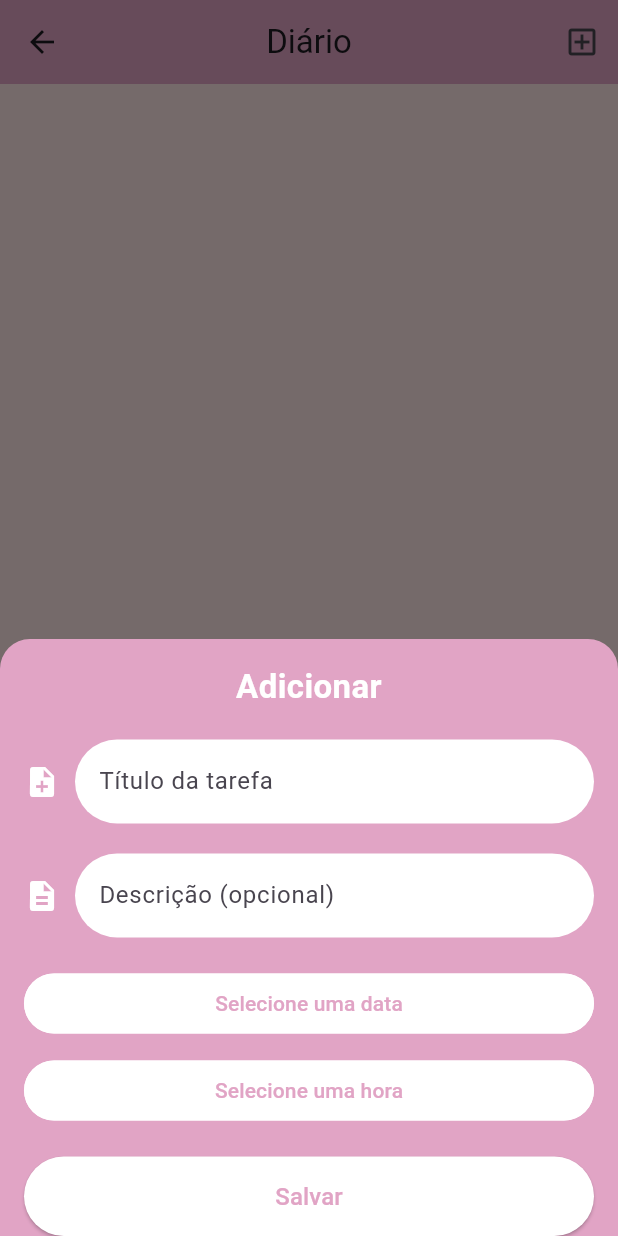
After one commit to victor-henrique-cardoso/aplicativo-agenda, a Flutter app: the Diario screen opened directly, after a tap on the "add box" icon, on a phone screen of 412 x 824 dp. The commit adds this screen. Run offline on Flutter 3.47's test engine with Material 3 defaults, Android fonts, the phone set to English and light mode, and no system bars; our stand-ins replace cloud_firestore, firebase_auth, firebase_core, flutter_local_notifications, permission_handler, timezone; accounts and stored records are empty; generated files the repository leaves out were written again.

Commit message:
consertei a tela diario, e fiz umas melhoria nas outras tela

```diff
--- /dev/null
+++ b/lib/Telas/Diario.dart
@@ -0,0 +1,339 @@
+import 'package:cloud_firestore/cloud_firestore.dart';
+import 'package:firebase_auth/firebase_auth.dart';
+import 'package:intl/intl.dart';
+import 'package:flutter/material.dart';
+import 'package:agendaapp/_comum/minhascores.dart';
+
+class Diario extends StatefulWidget {
+  const Diario({super.key});
+
+  @override
+  State<Diario> createState() => _DiarioState();
+}
+
+class _DiarioState extends State<Diario> {
+  final FirebaseFirestore _firestore = FirebaseFirestore.instance;
+
+  void _abrirModal(BuildContext context) {
+    final TextEditingController tituloController = TextEditingController();
+    final TextEditingController descricaoController = TextEditingController();
+    DateTime? dataSelecionada;
+    TimeOfDay? horaSelecionada;
+
+    showModalBottomSheet(
+      context: context,
+      isScrollControlled: true, // Permite que o modal tenha um tamanho personalizado
+      backgroundColor: Colors.transparent, // Fundo transparente
+      isDismissible: true, // Pode ser fechado tocando fora
+      shape: const RoundedRectangleBorder(
+        borderRadius: BorderRadius.vertical(
+          top: Radius.circular(34),
+        ),
+      ),
+
+      builder: (BuildContext context) {
+        return SingleChildScrollView(
+          child: Container(
+              padding: EdgeInsets.only(
+            bottom: MediaQuery.of(context).viewInsets.bottom,
+            left: 16,
+            right: 16,
+            top: 16,
+          ),
+            decoration: const BoxDecoration(
+              color: Minhascores.Rosapastel,
+              borderRadius: BorderRadius.only(
+                topLeft: Radius.circular(20.0),
+                topRight: Radius.circular(20.0),
+              ),
+            ),
+            child: Column(
+              mainAxisSize: MainAxisSize.min,
+              crossAxisAlignment: CrossAxisAlignment.stretch,
+              children: [
+                const Text(
+                  "Adicionar",
+                  style: TextStyle(
+                    fontSize: 22.0,
+                    fontWeight: FontWeight.bold,
+                    color: Colors.white,
+                  ),
+                  textAlign: TextAlign.center,
+                ),
+                const SizedBox(height: 20.0),
+                // Título da tarefa
+                Row(
+                  children: [
+                    const Icon(Icons.note_add, color: Colors.white),
+                    const SizedBox(width: 10),
+                    Expanded(
+                      child: TextField(
+                        controller: tituloController,
+                        decoration: InputDecoration(
+                          hintText: "Título da tarefa",
+                          filled: true,
+                          fillColor: Colors.white,
+                          border: OutlineInputBorder(
+                            borderRadius: BorderRadius.circular(30.0),
+                            borderSide: BorderSide.none,
+                          ),
+                        ),
+                      ),
+                    ),
+                  ],
+                ),
+                const SizedBox(height: 20.0),
+                // Descrição da tarefa
+                Row(
+                  children: [
+                    const Icon(Icons.description, color: Colors.white),
+                    const SizedBox(width: 10),
+                    Expanded(
+                      child: TextField(
+                        controller: descricaoController,
+                        decoration: InputDecoration(
+                          hintText: "Descrição (opcional)",
+                          filled: true,
+                          fillColor: Colors.white,
+                          border: OutlineInputBorder(
+                            borderRadius: BorderRadius.circular(30.0),
+                            borderSide: BorderSide.none,
+                          ),
+                        ),
+                      ),
+                    ),
+                  ],
+                ),
+                const SizedBox(height: 20.0),
+                // Seletor de data
+                OutlinedButton(
+                  onPressed: () async {
+                    final DateTime? picked = await showDatePicker(
+                      context: context,
+                      initialDate: DateTime.now(),
+                      firstDate: DateTime(2000),
+                      lastDate: DateTime(2100),
+                    );
+                    if (picked != null) {
+                      setState(() {
+                        dataSelecionada = picked;
+                      });
+                    }
+                  },
+                  style: OutlinedButton.styleFrom(
+                    shape: RoundedRectangleBorder(
+                      borderRadius: BorderRadius.circular(30.0),
+                    ),
+                    side: const BorderSide(color: Colors.white),
+                    backgroundColor: Colors.white,
+                  ),
+                  child: Text(
+                    dataSelecionada == null
+                        ? "Selecione uma data"
+                        : DateFormat('dd/MM/yyyy').format(dataSelecionada!),
+                    style: const TextStyle(color: Minhascores.Rosapastel),
+                  ),
+                ),
+                const SizedBox(height: 10.0),
+                // Seletor de hora
+                OutlinedButton(
+                  onPressed: () async {
+                    final TimeOfDay? picked = await showTimePicker(
+                      context: context,
+                      initialTime: TimeOfDay.now(),
+                    );
+                    if (picked != null) {
+                      setState(() {
+                        horaSelecionada = picked;
+                      });
+                    }
+                  },
+                  style: OutlinedButton.styleFrom(
+                    shape: RoundedRectangleBorder(
+                      borderRadius: BorderRadius.circular(30.0),
+                    ),
+                    side: const BorderSide(color: Colors.white),
+                    backgroundColor: Colors.white,
+                  ),
+                  child: Text(
+                    horaSelecionada == null
+                        ? "Selecione uma hora"
+                        : "${horaSelecionada!.hour}:${horaSelecionada!.minute.toString().padLeft(2, '0')}",
+                    style: const TextStyle(color: Minhascores.Rosapastel),
+                  ),
+                ),
+                const SizedBox(height: 20.0),
+                // Botão salvar
+                ElevatedButton(
+                  onPressed: () async {
+                    if (tituloController.text.isNotEmpty) {
+                      // Salvando no Firebase
+                      try {
+                        final userId = FirebaseAuth.instance.currentUser?.uid;
+
+                        if (userId == null) {
+                          throw Exception("Usuário não autenticado.");
+                        }
+
+                        final Map<String, dynamic> tarefa = {
+                          "userId": userId,
+                          "titulo": tituloController.text,
+                          "descricao": descricaoController.text,
+                          "data": dataSelecionada?.toIso8601String(),
+                          "hora": horaSelecionada != null
+                              ? "${horaSelecionada!.hour}:${horaSelecionada!.minute}"
+                              : null,
+                          "criadoEm": DateTime.now().toIso8601String(),
+                        };
+
+                        await _firestore.collection("diario").add(tarefa);
+
+                        ScaffoldMessenger.of(context).showSnackBar(
+                          const SnackBar(
+                            content: Text("Tarefa adicionada com sucesso!"),
+                            backgroundColor: Minhascores.Rosapastel,
+                          ),
+                        );
+
+                        Navigator.pop(context);
+                      } catch (e) {
+                        ScaffoldMessenger.of(context).showSnackBar(
+                          SnackBar(
+                            content: Text("Erro ao salvar tarefa: $e"),
+                            backgroundColor: Colors.red,
+                          ),
+                        );
+                      }
+                    } else {
+                      ScaffoldMessenger.of(context).showSnackBar(
+                        const SnackBar(
+                          content: Text("O título da tarefa é obrigatório."),
+                          backgroundColor: Colors.red,
+                        ),
+                      );
+                    }
+                  },
+                  style: ElevatedButton.styleFrom(
+                    backgroundColor: Colors.white,
+                    shape: RoundedRectangleBorder(
+                      borderRadius: BorderRadius.circular(30.0),
+                    ),
+                    padding: const EdgeInsets.symmetric(vertical: 15.0),
+                  ),
+                  child: const Text(
+                    "Salvar",
+                    style: TextStyle(
+                      color: Minhascores.Rosapastel,
+                      fontSize: 16.0,
+                    ),
+                  ),
+                ),
+              ],
+            ),
+          ),
+        );
+      },
+    );
+  }
+
+  @override
+  Widget build(BuildContext context) {
+    return Scaffold(
+      backgroundColor: Minhascores.begeclaro,
+      appBar: AppBar(
+        backgroundColor: Minhascores.Rosapastel,
+        title: const Text("Diário"),
+        centerTitle: true,
+        actions: [
+          IconButton(
+            icon: const Icon(Icons.add_box_outlined),
+            tooltip: "Adicionar entrada",
+            onPressed: () => _abrirModal(context),
+          ),
+        ],
+      ),
+      body: Padding(
+        padding: const EdgeInsets.all(16.0),
+        child: StreamBuilder<QuerySnapshot>(
+          stream: _firestore
+              .collection("diario")
+              .where("userId", isEqualTo: FirebaseAuth.instance.currentUser?.uid)
+              .snapshots(),
+          builder: (context, snapshot) {
+            if (snapshot.connectionState == ConnectionState.waiting) {
+              return const Center(child: CircularProgressIndicator());
+            }
+
+            if (snapshot.hasError) {
+              return const Center(child: Text('Erro ao carregar entradas.'));
+            }
+
+            final diarioItens = snapshot.data?.docs
+                    .map((doc) => doc.data() as Map<String, dynamic>?)
+                    .toList() ??
+                [];
+
+            if (diarioItens.isEmpty) {
+              return const Center(
+                child: Text(
+                  "Nenhuma entrada no diário.",
+                  style: TextStyle(fontSize: 16.0, color: Colors.grey),
+                ),
+              );
+            }
+
+            return ListView.builder(
+              itemCount: diarioItens.length,
+              itemBuilder: (context, index) {
+                final item = diarioItens[index] ?? {};
+                return Card(
+                  elevation: 10,
+                  margin: const EdgeInsets.only(bottom: 16.0),
+                  child: Padding(
+                    padding: const EdgeInsets.all(16.0),
+                    child: Column(
+                      crossAxisAlignment: CrossAxisAlignment.start,
+                      children: [
+                        Row(
+                          mainAxisAlignment: MainAxisAlignment.spaceBetween,
+                          children: [
+                            Text(
+                              item["titulo"] ?? "",
+                              style: const TextStyle(
+                                fontSize: 18.0,
+                                fontWeight: FontWeight.bold,
+                              ),
+                            ),
+                            IconButton(
+                              icon: const Icon(Icons.delete, color: Colors.red),
+                              onPressed: () async {
+                                // Deletando o item ao clicar na lixeira
+                                await _firestore
+                                    .collection("diario")
+                                    .doc(snapshot.data!.docs[index].id)
+                                    .delete();
+                              },
+                            ),
+                          ],
+                        ),
+                        if (item["data"] != null || item["hora"] != null)
+                          const SizedBox(height: 8.0),
+                        if (item["data"] != null)
+                          Text("Data: ${item["data"]}"),
+                        if (item["hora"] != null)
+                          Text("Hora: ${item["hora"]}"),
+                        const SizedBox(height: 8.0),
+                        if (item["descricao"] != null)
+                          Text("Descrição: ${item["descricao"]}"),
+                      ],
+                    ),
+                  ),
+                );
+              },
+            );
+          },
+        ),
+      ),
+    );
+  }
+}
--- a/lib/main.dart
+++ b/lib/main.dart
@@ -5,10 +5,10 @@ import 'package:flutter/material.dart';
 import 'package:firebase_core/firebase_core.dart';
 import 'firebase_options.dart';
 import 'package:agendaapp/Telas/teladeagenda.dart';
-
+import 'package:intl/date_symbol_data_local.dart';
 void main() async {
   WidgetsFlutterBinding.ensureInitialized();
-
+    await initializeDateFormatting('pt_BR', null);
 
   // Inicializa o Firebase com as configurações do arquivo firebase_options.dart.
   await Firebase.initializeApp(
```
Also changed, not shown: lib/Telas/TelaEscola.dart (+48 -13 lines), lib/Telas/Tela_de_escolha.dart (+14 -1 lines), lib/Telas/teladeagenda.dart (+41 -50 lines), lib/_comum/modal_add_agenda.dart (+44 -127 lines).
